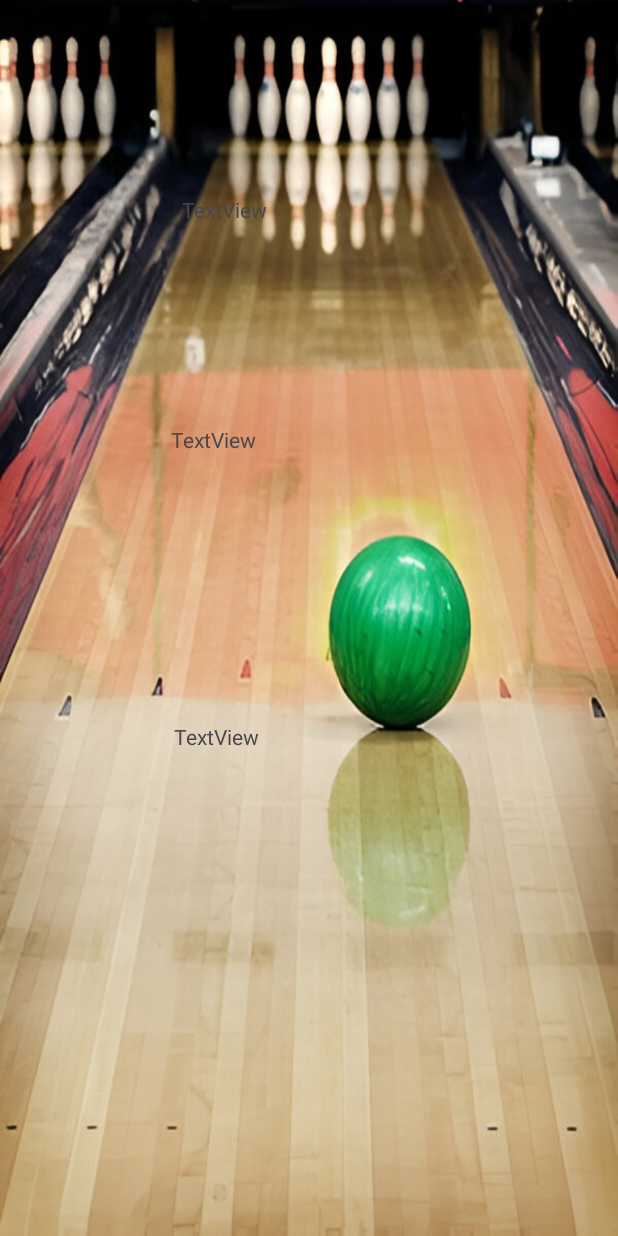
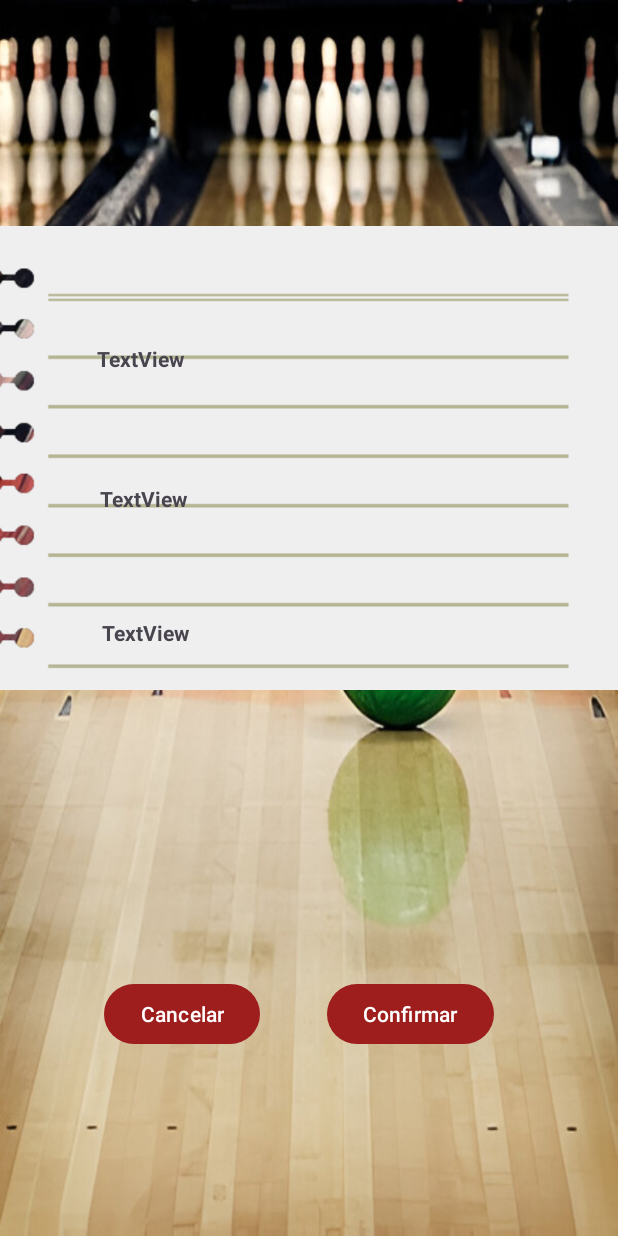
Before and after one commit to collantes21/BoleraApp, an Android app: the layout activity_pantalla_reserva_pista_confirma.xml on its own in the app's theme, with its tools: preview values and no code run, on a phone screen of 412 x 824 dp. Run offline under Robolectric (Android 15) with nearby library versions, the phone set to English and light mode, and no system bars.

Commit message:
Confirma Reserva

```diff
--- a/app/src/main/java/com/example/boleraapp/PantallaReservaPista1.java
+++ b/app/src/main/java/com/example/boleraapp/PantallaReservaPista1.java
@@ -106,7 +106,10 @@ public class PantallaReservaPista1 extends AppCompatActivity {
         Intent intent = new Intent(this, PantallaReservaPistaConfirma.class);
         intent.putExtra("fecha", selectedDate);
         intent.putExtra("hora", selectedHour);
-        intent.putExtra("numPersonas", selectedNumPersonas);
+
+// Convertir la cantidad de personas a entero antes de ponerla en el intent
+        int personas = Integer.parseInt(selectedNumPersonas);
+        intent.putExtra("numPersonas", personas);
 
         startActivity(intent);
     }
--- a/app/src/main/java/com/example/boleraapp/PantallaReservaPistaConfirma.java
+++ b/app/src/main/java/com/example/boleraapp/PantallaReservaPistaConfirma.java
@@ -6,7 +6,9 @@ import android.annotation.SuppressLint;
 import android.content.Intent;
 import android.content.SharedPreferences;
 import android.os.Bundle;
+import android.view.View;
 import android.widget.TextView;
+import android.widget.Toast;
 
 public class PantallaReservaPistaConfirma extends AppCompatActivity {
 
@@ -24,7 +26,7 @@ public class PantallaReservaPistaConfirma extends AppCompatActivity {
         Intent intent = getIntent();
         String fecha = intent.getStringExtra("fecha");
         String hora = intent.getStringExtra("hora");
-        int numPersonas = intent.getIntExtra("numPersonas", 0); // Elimina el valor por defecto
+        int numPersonas = intent.getIntExtra("numPersonas", 0);
 
 
 
@@ -34,4 +36,21 @@ public class PantallaReservaPistaConfirma extends AppCompatActivity {
 
 
     }
+
+    public void cancelar(View view){
+
+        Intent intent=new Intent(this, PantallaPrincipal.class);
+
+        startActivity(intent);
+    }
+
+    public void confirmaReserva(View view){
+
+        Toast.makeText(this, "Reserva guardada correctamente", Toast.LENGTH_LONG).show();
+
+        Intent intent=new Intent(this, PantallaPrincipal.class);
+
+        startActivity(intent);
+
+    }
 }
--- a/app/src/main/res/layout/activity_pantalla_reserva_pista_confirma.xml
+++ b/app/src/main/res/layout/activity_pantalla_reserva_pista_confirma.xml
@@ -7,38 +7,76 @@
     android:background="@drawable/reservapista"
     tools:context=".PantallaReservaPistaConfirma">
 
+    <Button
+        android:id="@+id/button7"
+        android:layout_width="wrap_content"
+        android:layout_height="wrap_content"
+        android:layout_marginBottom="124dp"
+        android:onClick="confirmaReserva"
+        android:text="Confirmar"
+        app:backgroundTint="#9E1D1D"
+        app:layout_constraintBottom_toBottomOf="parent"
+        app:layout_constraintEnd_toEndOf="parent"
+        app:layout_constraintHorizontal_bias="0.726"
+        app:layout_constraintStart_toStartOf="parent" />
+
+    <ImageView
+        android:id="@+id/imageView3"
+        android:layout_width="wrap_content"
+        android:layout_height="wrap_content"
+        android:layout_marginTop="113dp"
+        app:layout_constraintStart_toStartOf="parent"
+        app:layout_constraintTop_toTopOf="parent"
+        app:srcCompat="@drawable/agenda" />
+
     <TextView
         android:id="@+id/textViewDate"
-        android:layout_width="169dp"
-        android:layout_height="0dp"
-        android:layout_marginTop="130dp"
-        android:layout_marginBottom="69dp"
+        android:layout_width="283dp"
+        android:layout_height="27dp"
+        android:layout_marginTop="205dp"
+        android:layout_marginBottom="41dp"
         android:text="TextView"
+        android:textStyle="bold"
         app:layout_constraintBottom_toTopOf="@+id/textViewHora"
-        app:layout_constraintEnd_toEndOf="parent"
-        app:layout_constraintStart_toStartOf="parent"
+        app:layout_constraintEnd_toEndOf="@+id/textViewHora"
+        app:layout_constraintStart_toStartOf="@+id/textViewHora"
         app:layout_constraintTop_toTopOf="parent" />
 
     <TextView
         android:id="@+id/textViewHora"
-        android:layout_width="184dp"
-        android:layout_height="0dp"
-        android:layout_marginTop="283dp"
-        android:layout_marginBottom="65dp"
+        android:layout_width="279dp"
+        android:layout_height="28dp"
+        android:layout_marginBottom="37dp"
         android:text="TextView"
+        android:textStyle="bold"
         app:layout_constraintBottom_toTopOf="@+id/textViewPersonas"
-        app:layout_constraintEnd_toEndOf="parent"
-        app:layout_constraintStart_toStartOf="parent"
-        app:layout_constraintTop_toTopOf="parent" />
+        app:layout_constraintEnd_toEndOf="@+id/textViewPersonas"
+        app:layout_constraintStart_toStartOf="@+id/textViewPersonas"
+        app:layout_constraintTop_toBottomOf="@+id/textViewDate" />
 
     <TextView
         android:id="@+id/textViewPersonas"
-        android:layout_width="180dp"
-        android:layout_height="0dp"
-        android:layout_marginBottom="210dp"
+        android:layout_width="276dp"
+        android:layout_height="24dp"
+        android:layout_marginBottom="364dp"
         android:text="TextView"
+        android:textStyle="bold"
         app:layout_constraintBottom_toBottomOf="parent"
         app:layout_constraintEnd_toEndOf="parent"
         app:layout_constraintStart_toStartOf="parent"
         app:layout_constraintTop_toBottomOf="@+id/textViewHora" />
+
+    <Button
+        android:id="@+id/button8"
+        android:layout_width="wrap_content"
+        android:layout_height="wrap_content"
+        android:layout_marginBottom="124dp"
+        android:onClick="cancelar"
+        android:text="Cancelar"
+        app:backgroundTint="#9E1D1D"
+        app:layout_constraintBottom_toBottomOf="parent"
+        app:layout_constraintEnd_toEndOf="parent"
+        app:layout_constraintHorizontal_bias="0.226"
+        app:layout_constraintStart_toStartOf="parent" />
+
 </androidx.constraintlayout.widget.ConstraintLayout>
```
Also changed, not shown: app/src/main/res/drawable/agenda.png (added).
